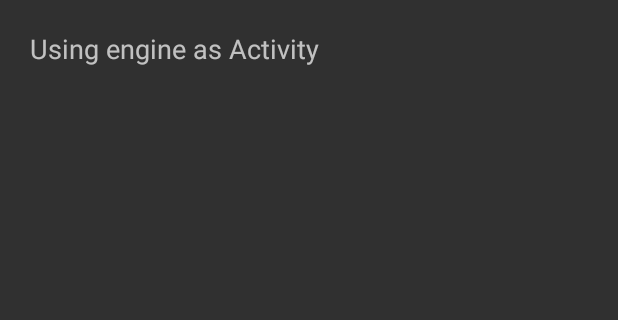
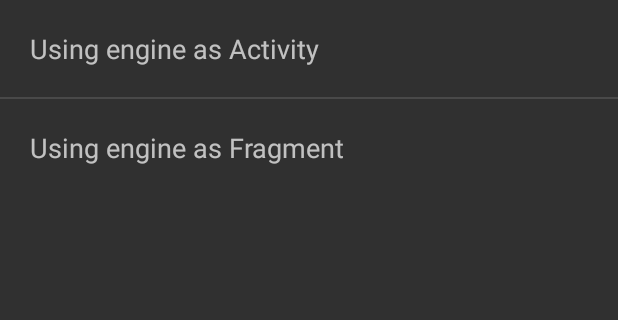
Before and after one commit to JakubPetriska/GameEngine, an Android app: the screen it shows after launch (MainActivity), on a phone screen of 412 x 824 dp, the part 84-404 px from its top. Run offline under Robolectric (Android 15) with nearby library versions, the phone set to English and light mode, and no system bars; our stand-ins replace ButterKnife.

Commit message:
fragment with engine added

```diff
--- a/engine/build.gradle
+++ b/engine/build.gradle
@@ -20,4 +20,5 @@ android {
 
 dependencies {
     compile fileTree(include: ['*.jar'], dir: 'libs')
+    compile 'com.android.support:support-v4:21.0.3'
 }
--- a/showcase/src/main/AndroidManifest.xml
+++ b/showcase/src/main/AndroidManifest.xml
@@ -10,5 +10,6 @@
                 <category android:name="android.intent.category.LAUNCHER" />
             </intent-filter>
         </activity>
+        <activity android:name=".showcase.android.examples.EngineAsFragment"/>
     </application>
 </manifest>
--- /dev/null
+++ b/showcase/src/main/java/com/onion/showcase/android/BaseActionBarActivity.java
@@ -0,0 +1,29 @@
+package com.onion.showcase.android;
+
+import android.os.Bundle;
+import android.support.v7.app.ActionBarActivity;
+import android.support.v7.widget.Toolbar;
+
+import com.onion.R;
+
+import butterknife.ButterKnife;
+import butterknife.InjectView;
+
+/**
+ * Created by Jakub Petriska on 14. 2. 2015.
+ */
+public abstract class BaseActionBarActivity extends ActionBarActivity {
+
+    @InjectView(R.id.toolbar)
+    Toolbar mToolbar;
+
+    protected abstract int getLayout();
+
+    @Override
+    protected void onCreate(Bundle savedInstanceState) {
+        super.onCreate(savedInstanceState);
+        setContentView(getLayout());
+        ButterKnife.inject(this);
+        setSupportActionBar(mToolbar);
+    }
+}
--- a/showcase/src/main/java/com/onion/showcase/android/MainActivity.java
+++ b/showcase/src/main/java/com/onion/showcase/android/MainActivity.java
@@ -2,7 +2,6 @@ package com.onion.showcase.android;
 
 import android.content.Intent;
 import android.os.Bundle;
-import android.support.v7.app.ActionBarActivity;
 import android.support.v7.widget.Toolbar;
 import android.view.View;
 import android.widget.AdapterView;
@@ -11,32 +10,34 @@ import android.widget.ListView;
 
 import com.onion.R;
 import com.onion.android.OnionEngineActivity;
+import com.onion.showcase.android.examples.EngineAsFragment;
 
-import butterknife.ButterKnife;
 import butterknife.InjectView;
 
 /**
  * Created by Jakub Petriska on 13. 2. 2015.
  */
-public class MainActivity extends ActionBarActivity {
+public class MainActivity extends BaseActionBarActivity {
 
-    @InjectView(R.id.toolbar)
-    Toolbar mToolbar;
     @InjectView(R.id.list)
     ListView mList;
 
     private int[] mExamples = new int[]{
-            R.string.example_basic_activity};
+            R.string.example_basic_activity,
+            R.string.example_basic_fragment
+    };
+
+    @Override
+    protected int getLayout() {
+        return R.layout.activity_main;
+    }
 
     @Override
     protected void onCreate(Bundle savedInstanceState) {
         super.onCreate(savedInstanceState);
-        setContentView(R.layout.activity_main);
-        ButterKnife.inject(this);
-        setSupportActionBar(mToolbar);
 
         String[] examplesTitles = new String[mExamples.length];
-        for(int i = 0; i < mExamples.length; i++) {
+        for (int i = 0; i < mExamples.length; i++) {
             examplesTitles[i] = getResources().getString(mExamples[i]);
         }
 
@@ -45,9 +46,12 @@ public class MainActivity extends ActionBarActivity {
         mList.setOnItemClickListener(new AdapterView.OnItemClickListener() {
             @Override
             public void onItemClick(AdapterView<?> parent, View view, int position, long id) {
-                switch(mExamples[position]) {
+                switch (mExamples[position]) {
                     case R.string.example_basic_activity:
                         startActivity(new Intent(MainActivity.this, OnionEngineActivity.class));
+                        return;
+                    case R.string.example_basic_fragment:
+                        startActivity(new Intent(MainActivity.this, EngineAsFragment.class));
                         return;
                 }
             }
--- a/showcase/src/main/res/layout/activity_main.xml
+++ b/showcase/src/main/res/layout/activity_main.xml
@@ -3,12 +3,7 @@
     android:layout_width="match_parent"
     android:layout_height="match_parent">
 
-    <android.support.v7.widget.Toolbar
-        android:id="@+id/toolbar"
-        android:layout_width="match_parent"
-        android:layout_height="wrap_content"
-        android:background="?attr/colorPrimary"
-        android:minHeight="?attr/actionBarSize"/>
+    <include layout="@layout/view_toolbar"/>
 
     <ListView
         android:id="@+id/list"
--- /dev/null
+++ b/showcase/src/main/res/layout/view_toolbar.xml
@@ -0,0 +1,7 @@
+<?xml version="1.0" encoding="utf-8"?>
+<android.support.v7.widget.Toolbar xmlns:android="http://schemas.android.com/apk/res/android"
+    android:id="@id/toolbar"
+    android:layout_width="match_parent"
+    android:layout_height="wrap_content"
+    android:background="?attr/colorPrimary"
+    android:minHeight="?attr/actionBarSize" />
--- /dev/null
+++ b/showcase/src/main/res/values/ids.xml
@@ -0,0 +1,4 @@
+<?xml version="1.0" encoding="utf-8"?>
+<resources>
+    <item name="toolbar" type="id"/>
+</resources>
--- a/showcase/src/main/res/values/strings.xml
+++ b/showcase/src/main/res/values/strings.xml
@@ -2,4 +2,5 @@
     <string name="app_name">OnionEngine showcase</string>
 
     <string name="example_basic_activity">Using engine as Activity</string>
+    <string name="example_basic_fragment">Using engine as Fragment</string>
 </resources>
```
Also changed, not shown: engine/src/main/java/com/onion/android/OnionEngineFragment.java (added, +46 -0 lines), showcase/src/main/java/com/onion/showcase/android/examples/EngineAsFragment.java (added, +15 -0 lines), showcase/src/main/res/layout-land/activity_engine_as_fragment.xml (added, +26 -0 lines), showcase/src/main/res/layout/activity_engine_as_fragment.xml (added, +26 -0 lines).
